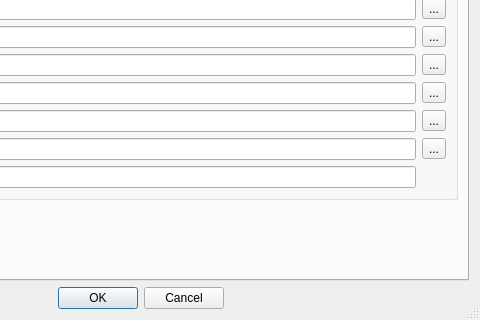
First picture: the form in Client/qtTeamTalk/preferences.ui, repository BearWare/TeamTalk5, before the edit; both pictures show x 278 to 758 and y 301 to 621 of the 758 by 621 pixel window.
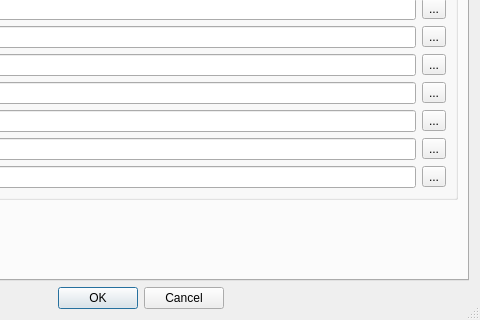
Second picture: the form after the edit. The open tabs and pages were chosen to show the change. Icons and pictures are not drawn.

Commit message: Add ability to change sound for VAO

The edit to the form file:
```diff
--- a/Client/qtTeamTalk/preferences.ui
+++ b/Client/qtTeamTalk/preferences.ui
@@ -1308,6 +1308,13 @@
               </property>
              </widget>
             </item>
+            <item row="20" column="2">
+             <widget class="QToolButton" name="voiceactonButton">
+              <property name="text">
+               <string notr="true">...</string>
+              </property>
+             </widget>
+            </item>
 // End of test
             <item row="9" column="2">
              <widget class="QToolButton" name="transferdoneButton">
```
The commit also changes 2 other files.
